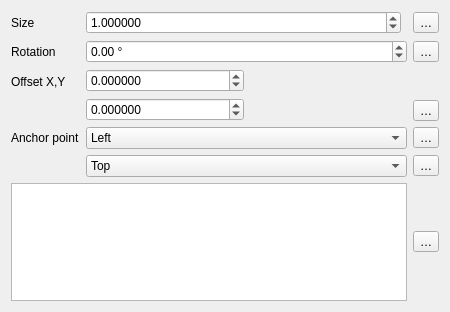
Old version of the form src/ui/symbollayer/widget_filledmarker.ui in the repository carsmie/QGIS.
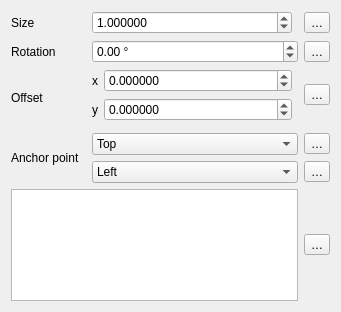
New version of the form. Custom widgets are drawn as their Qt base class.

What changed in the file:
```diff
--- a/src/ui/symbollayer/widget_filledmarker.ui
+++ b/src/ui/symbollayer/widget_filledmarker.ui
@@ -6,14 +6,14 @@
    <rect>
     <x>0</x>
     <y>0</y>
-    <width>450</width>
+    <width>341</width>
     <height>312</height>
    </rect>
   </property>
   <property name="windowTitle">
    <string>Form</string>
   </property>
-  <layout class="QGridLayout" name="gridLayout" columnstretch="0,1,0">
+  <layout class="QGridLayout" name="gridLayout" columnstretch="0,0,0,0">
    <item row="0" column="0">
     <widget class="QLabel" name="label_3">
      <property name="text">
@@ -21,7 +21,7 @@
      </property>
     </widget>
    </item>
-   <item row="0" column="1">
+   <item row="0" column="2">
     <layout class="QHBoxLayout" name="horizontalLayout_3">
      <item>
       <widget class="QgsDoubleSpinBox" name="spinSize">
@@ -63,7 +63,7 @@
      </item>
     </layout>
    </item>
-   <item row="0" column="2">
+   <item row="0" column="3">
     <widget class="QgsPropertyOverrideButton" name="mSizeDDBtn">
      <property name="text">
       <string>…</string>
@@ -77,7 +77,7 @@
      </property>
     </widget>
    </item>
-   <item row="1" column="1">
+   <item row="1" column="2">
     <widget class="QgsDoubleSpinBox" name="spinAngle">
      <property name="wrapping">
       <bool>true</bool>
@@ -99,25 +99,33 @@
      </property>
     </widget>
    </item>
-   <item row="1" column="2">
+   <item row="1" column="3">
     <widget class="QgsPropertyOverrideButton" name="mAngleDDBtn">
      <property name="text">
       <string>…</string>
      </property>
     </widget>
    </item>
-   <item row="2" column="0">
+   <item row="2" column="0" rowspan="2">
     <widget class="QLabel" name="label_5">
      <property name="text">
-      <string>Offset X,Y</string>
+      <string>Offset</string>
      </property>
     </widget>
    </item>
-   <item row="2" column="1" rowspan="2">
-    <layout class="QHBoxLayout" name="horizontalLayout">
-     <item>
-      <layout class="QVBoxLayout" name="verticalLayout">
-       <item>
+   <item row="2" column="2">
+    <layout class="QGridLayout" name="gridLayout_2">
+     <property name="margin">
+      <number>0</number>
+     </property>
+     <item row="1" column="0">
+      <widget class="QLabel" name="label_2">
+       <property name="text">
+        <string>y</string>
+       </property>
+      </widget>
+     </item>
+     <item row="1" column="1">
         <widget class="QgsDoubleSpinBox" name="spinOffsetY">
          <property name="sizePolicy">
           <sizepolicy hsizetype="Minimum" vsizetype="Fixed">
@@ -139,7 +147,14 @@
          </property>
         </widget>
        </item>
-       <item>
+     <item row="0" column="0">
+      <widget class="QLabel" name="label">
+       <property name="text">
+        <string>x</string>
+       </property>
+      </widget>
+     </item>
+     <item row="0" column="1">
         <widget class="QgsDoubleSpinBox" name="spinOffsetX">
          <property name="sizePolicy">
           <sizepolicy hsizetype="Minimum" vsizetype="Fixed">
@@ -161,16 +176,8 @@
          </property>
         </widget>
        </item>
-      </layout>
-     </item>
-     <item>
+     <item row="0" column="2" rowspan="2">
       <widget class="QgsUnitSelectionWidget" name="mOffsetUnitWidget" native="true">
-       <property name="minimumSize">
-        <size>
-         <width>0</width>
-         <height>0</height>
-        </size>
-       </property>
        <property name="focusPolicy">
         <enum>Qt::StrongFocus</enum>
        </property>
@@ -178,21 +185,24 @@
      </item>
     </layout>
    </item>
-   <item row="3" column="2">
+   <item row="2" column="3">
     <widget class="QgsPropertyOverrideButton" name="mOffsetDDBtn">
      <property name="text">
       <string>…</string>
      </property>
     </widget>
    </item>
-   <item row="4" column="0">
+   <item row="5" column="0" rowspan="2">
     <widget class="QLabel" name="mAnchorPointLabel">
      <property name="text">
       <string>Anchor point</string>
      </property>
+     <property name="wordWrap">
+      <bool>true</bool>
+     </property>
     </widget>
    </item>
-   <item row="4" column="1">
+   <item row="6" column="2">
     <widget class="QComboBox" name="mHorizontalAnchorComboBox">
      <item>
       <property name="text">
@@ -211,14 +221,14 @@
      </item>
     </widget>
    </item>
-   <item row="4" column="2">
+   <item row="6" column="3">
     <widget class="QgsPropertyOverrideButton" name="mHorizontalAnchorDDBtn">
      <property name="text">
       <string>…</string>
      </property>
     </widget>
    </item>
-   <item row="5" column="1">
+   <item row="5" column="2">
     <widget class="QComboBox" name="mVerticalAnchorComboBox">
      <item>
       <property name="text">
@@ -237,14 +247,14 @@
      </item>
     </widget>
    </item>
-   <item row="5" column="2">
+   <item row="5" column="3">
     <widget class="QgsPropertyOverrideButton" name="mVerticalAnchorDDBtn">
      <property name="text">
       <string>…</string>
      </property>
     </widget>
    </item>
-   <item row="6" column="0" colspan="2">
+   <item row="8" column="0" colspan="3">
     <widget class="QListWidget" name="lstNames">
      <property name="sizePolicy">
       <sizepolicy hsizetype="Preferred" vsizetype="Expanding">
@@ -287,7 +297,7 @@
      </property>
     </widget>
    </item>
-   <item row="6" column="2">
+   <item row="8" column="3">
     <widget class="QgsPropertyOverrideButton" name="mNameDDBtn">
      <property name="text">
       <string>…</string>
@@ -297,16 +307,16 @@
   </layout>
  </widget>
  <customwidgets>
-  <customwidget>
-   <class>QgsPropertyOverrideButton</class>
-   <extends>QToolButton</extends>
-   <header>qgspropertyoverridebutton.h</header>
-  </customwidget>
   <customwidget>
    <class>QgsDoubleSpinBox</class>
    <extends>QDoubleSpinBox</extends>
    <header>qgsdoublespinbox.h</header>
   </customwidget>
+  <customwidget>
+   <class>QgsPropertyOverrideButton</class>
+   <extends>QToolButton</extends>
+   <header>qgspropertyoverridebutton.h</header>
+  </customwidget>
   <customwidget>
    <class>QgsUnitSelectionWidget</class>
    <extends>QWidget</extends>
```
Left out of the diff: 8 changed lines with no effect on the pictures. Lines whose indentation alone changed are shown as unchanged.
